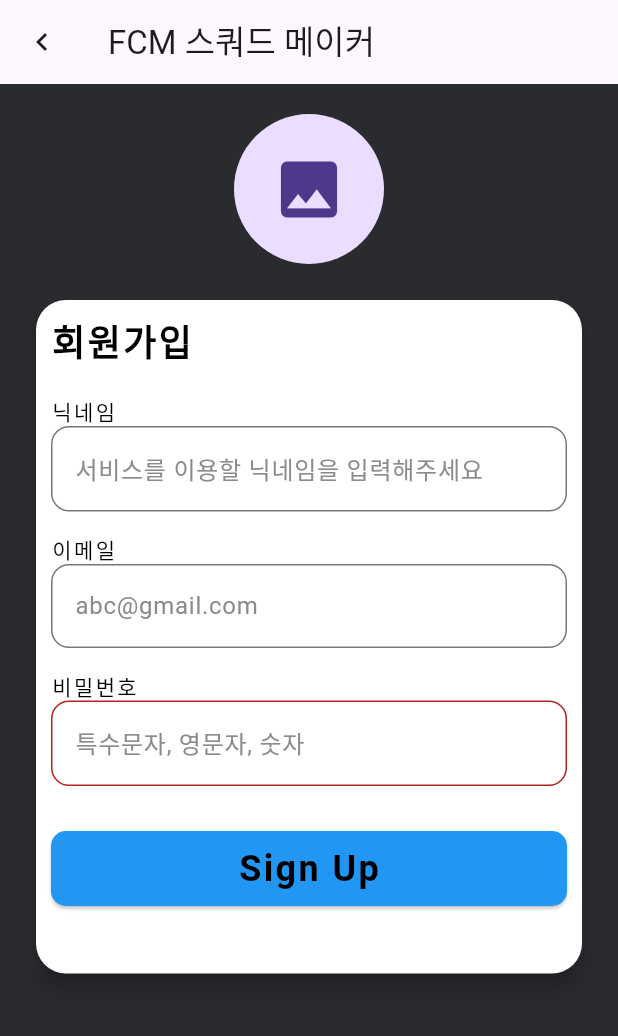
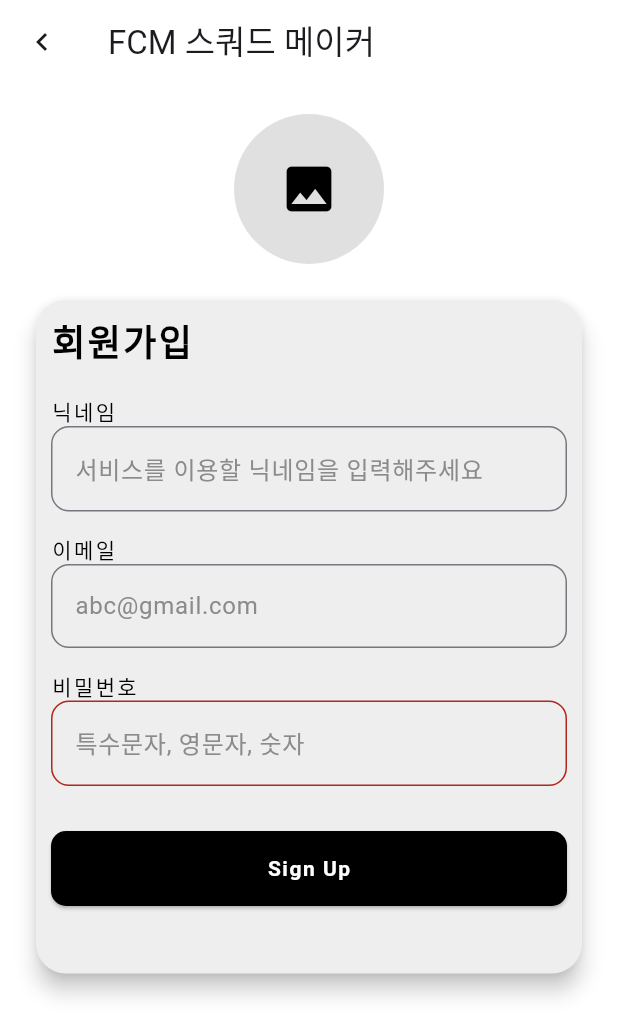
Before and after one commit to kmc7582s/fcm_squad_maker, a Flutter app: the screen it shows after launch, after a tap on "회원가입", on a phone screen of 412 x 824 dp. Shown: the top 1036 px of the screen. Run offline on Flutter 3.47's test engine with Material 3 defaults, Android fonts, the phone set to English and light mode, and no system bars; our stand-ins replace firebase_auth, firebase_core, firebase_database, firebase_storage, flutter_animate, flutter_rating_bar and 5 more; missing offline and left inert: gauge_indicator; accounts and stored records are empty; Roboto replaces fonts that are missing (Pretendard).

Commit message:
2024/7/29 로그인 페이지, 회원가입 페이지, 인기 선수 카드 위젯 디자인 수정

```diff
--- a/lib/config/fonts.dart
+++ b/lib/config/fonts.dart
@@ -18,11 +18,17 @@ class CustomTextStyle {
       letterSpacing: 1.6,
       color: Colors.black);
 
+  static const signUplabel = TextStyle(fontFamily: "Pretendard",
+      fontWeight: FontWeight.w600,
+      fontSize: 14,
+      letterSpacing: 1,
+      color: Colors.white);
+
   static const sublabel = TextStyle(fontFamily: "Pretendard",
       fontWeight: FontWeight.w400,
       fontSize: 12,
       letterSpacing: 1,
-      color: Colors.blue);
+      color: Colors.black);
 
   static const settingTitle = TextStyle(fontFamily: "Pretendard",
       fontWeight: FontWeight.w700,
--- a/lib/pages/home/home.dart
+++ b/lib/pages/home/home.dart
@@ -75,20 +75,14 @@ class _HomePageState extends State<HomePage> {
         onRefresh: _refreshData,
         child: CustomScrollView(
           slivers: <Widget>[
-            SliverAppBar(
+            const SliverAppBar(
               backgroundColor: Colors.white,
               floating: true,
-              title: const Text(
+              title: Text(
                 "홈",
                 style: CustomTextStyle.appbarTitle,
               ),
               centerTitle: false,
-              actions: [
-                IconButton(
-                  onPressed: () {},
-                  icon: Icon(Icons.notifications_none_outlined),
-                ),
-              ],
             ),
             SliverToBoxAdapter(
               child: Container(
--- a/lib/pages/member/login_page.dart
+++ b/lib/pages/member/login_page.dart
@@ -77,6 +77,7 @@ class _LoginPageState extends State<LoginPage> {
   @override
   Widget build(BuildContext context) {
     return Scaffold(
+      backgroundColor: Colors.white,
         body: SingleChildScrollView(
       child: Container(
         width: MediaQuery.of(context).size.width,
@@ -95,17 +96,16 @@ class _LoginPageState extends State<LoginPage> {
                     style: CustomTextStyle.loginTitle,
                   ).animate(adapter: ValueAdapter(0.5)).shimmer(
                       colors: [
-                        const Color(0xFF0fff37),
-                        const Color(0xFF15ff4c),
-                        const Color(0xFF1aff61),
-                        const Color(0xFF20ff75),
-                        const Color(0xFF26ff8a),
-                        const Color(0xFF2bff9f),
-                        const Color(0xFF31ffb4),
-                        const Color(0xFF37ffc8),
+                        const Color(0xFFFFFF00),
+                        const Color(0xFF00FF00),
+                        const Color(0xFF00FFFF),
+                        const Color(0xFF0033FF),
+                        const Color(0xFFFF00FF),
+                        const Color(0xFFFF0000),
+                        const Color(0xFFFFFF00),
                       ]
                   ).animate(onPlay: (controller) => controller.repeat(reverse: true))
-                      .saturate(delay: 1.seconds, duration: 1.seconds)
+                      .saturate(delay: 1.seconds, duration: 2.seconds)
                       .then()
                       .tint(color: const Color(0xFF80DDFF)),
                 ],
@@ -117,7 +117,7 @@ class _LoginPageState extends State<LoginPage> {
               right: 20,
               child: Card(
                 elevation: 6,
-                color: Colors.white,
+                color: Colors.grey.shade200,
                 shape: RoundedRectangleBorder(
                   borderRadius: BorderRadius.circular(20),
                 ),
@@ -171,7 +171,14 @@ class _LoginPageState extends State<LoginPage> {
                       ),
                       ElevatedButton(
                           onPressed: () => _signIn(),
-                          child: const Text("로그인")
+                          child: const Text("로그인", style: CustomTextStyle.signUplabel),
+                        style: ElevatedButton.styleFrom(
+                            minimumSize: Size(400, 50),
+                            shape: RoundedRectangleBorder(
+                                borderRadius: BorderRadius.circular(10)
+                            ),
+                            backgroundColor: Colors.black
+                        ),
                       ),
                       Text(_statusMessage, style: TextStyle(color: Colors.red),)
                     ],
--- a/lib/pages/member/signup_page.dart
+++ b/lib/pages/member/signup_page.dart
@@ -147,7 +147,9 @@ class _SignupPageState extends State<SignupPage> {
   @override
   Widget build(BuildContext context) {
     return Scaffold(
+      backgroundColor: Colors.white,
       appBar: AppBar(
+        backgroundColor: Colors.white,
         title: Text("FCM 스쿼드 메이커"),
         leading: IconButton(
           icon: Icon(Icons.chevron_left),
@@ -156,7 +158,6 @@ class _SignupPageState extends State<SignupPage> {
       ),
       body: SingleChildScrollView(
         child: Container(
-          color: const Color(0xFF2A2B2F),
           width: MediaQuery.of(context).size.width,
           height: MediaQuery.of(context).size.height,
           child: Column(
@@ -166,17 +167,18 @@ class _SignupPageState extends State<SignupPage> {
                 child: InkWell(
                   onTap: _pickImage,
                   child: CircleAvatar(
+                    backgroundColor: Colors.grey.shade300,
                     radius: 50,
                     backgroundImage: selectedImage != null ? FileImage(File(selectedImage!.path)) : null,
-                    child: selectedImage == null ? IconButton(onPressed: _pickImage, icon: Icon(Icons.image),iconSize: 50,) : null,
+                    child: selectedImage == null ? IconButton(onPressed: _pickImage, icon: Icon(Icons.image),iconSize: 40,color: Colors.black,) : null,
                   ),
                 ),
               ),
               Padding(
                 padding: const EdgeInsets.all(20.0),
                 child: Card(
+                  color: Colors.grey.shade200,
                   elevation: 6,
-                  color: Colors.white,
                   shape: RoundedRectangleBorder(
                     borderRadius: BorderRadius.circular(20),
                   ),
@@ -237,9 +239,9 @@ class _SignupPageState extends State<SignupPage> {
                             shape: RoundedRectangleBorder(
                               borderRadius: BorderRadius.circular(10)
                             ),
-                            backgroundColor: Colors.blue
+                            backgroundColor: Colors.black
                           ),
-                          child: const Text("Sign Up", style: CustomTextStyle.label),
+                          child: const Text("Sign Up", style: CustomTextStyle.signUplabel),
                         ),
                         Padding(
                           padding: const EdgeInsets.only(top: 14,left: 8,right: 8),
--- a/lib/widgets/top_player.dart
+++ b/lib/widgets/top_player.dart
@@ -143,7 +143,7 @@ class _TopPlayersWidgetState extends State<TopPlayersWidget> {
 
     return GestureDetector(
       child: Card(
-        color: Colors.blue.shade100,
+        color: Colors.blue.shade50,
         child: Container(
           margin: const EdgeInsets.symmetric(vertical: 4,horizontal: 4),
           width: 100,
```
